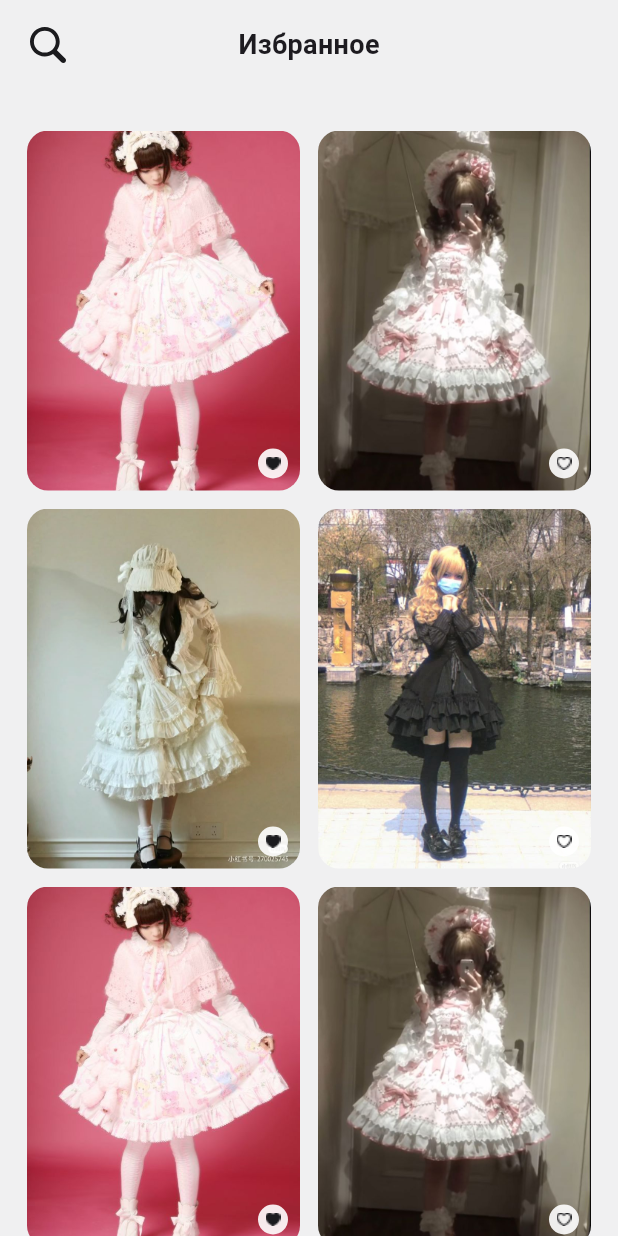
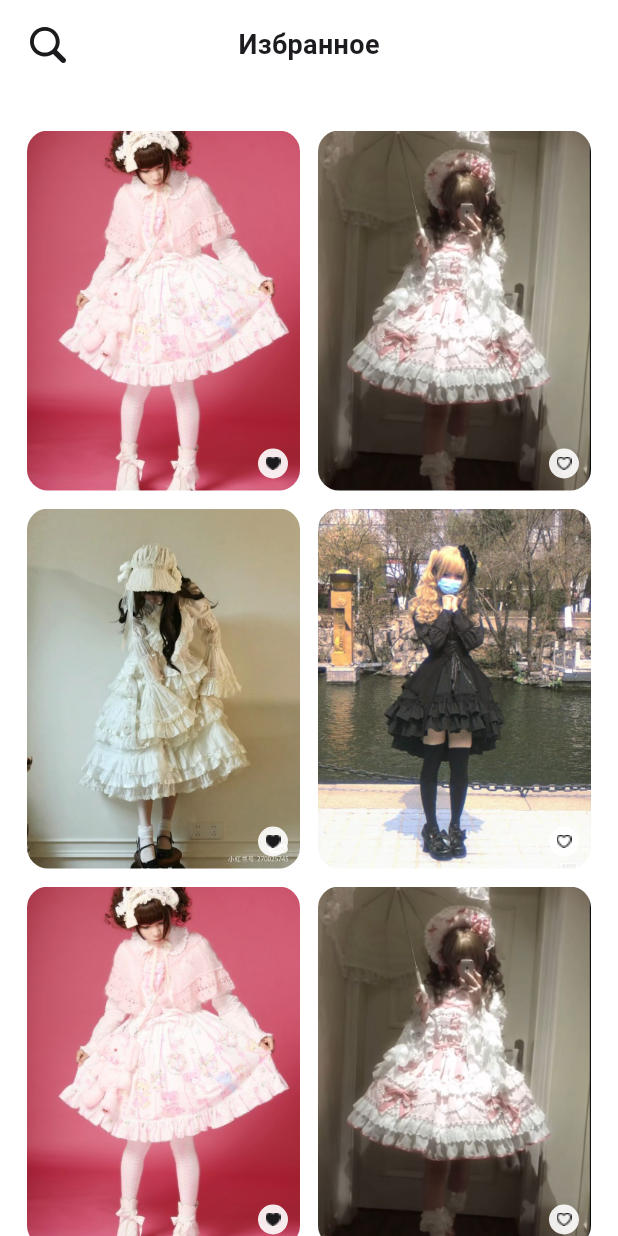
Before and after one commit to iissiin/kiruFlutterApp, a Flutter app: the FavoritesScreen screen opened directly, on a phone screen of 412 x 824 dp. Run offline on Flutter 3.47's test engine with Material 3 defaults, Android fonts, the light colour scheme and no system bars; our stand-ins replace flutter_svg.

Commit message:
финальная доработка favorite scene

```diff
--- a/kiru/lib/favorite/favoriteScreen.dart
+++ b/kiru/lib/favorite/favoriteScreen.dart
@@ -9,7 +9,7 @@ class FavoritesScreen extends StatelessWidget {
   @override
   Widget build(BuildContext context) {
     return Scaffold(
-      backgroundColor: AppColors.background,
+      backgroundColor: AppColors.pureWhite,
       body: SafeArea(
         bottom: false,
         child: Column(
```
